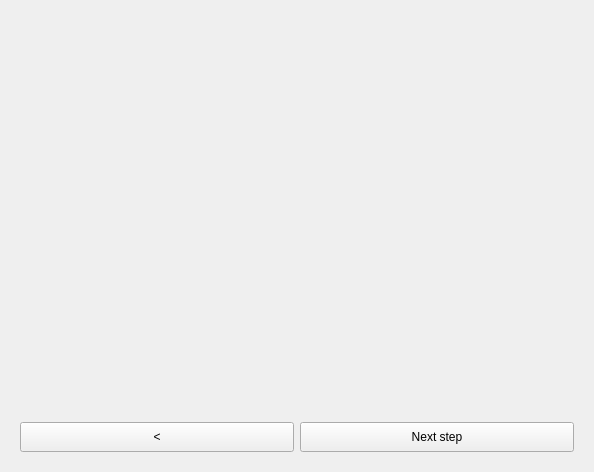
Old version of the form plots_and_stats/view.ui in the repository medusabci/medusa-analyzer.
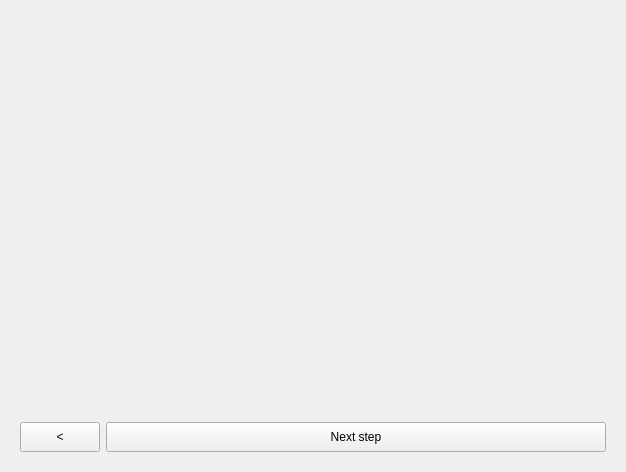
New version of the form.

```diff
--- a/plots_and_stats/view.ui
+++ b/plots_and_stats/view.ui
@@ -53,7 +53,7 @@
        <widget class="QPushButton" name="nextButton">
         <property name="minimumSize">
          <size>
-          <width>0</width>
+          <width>500</width>
           <height>30</height>
          </size>
         </property>
```
